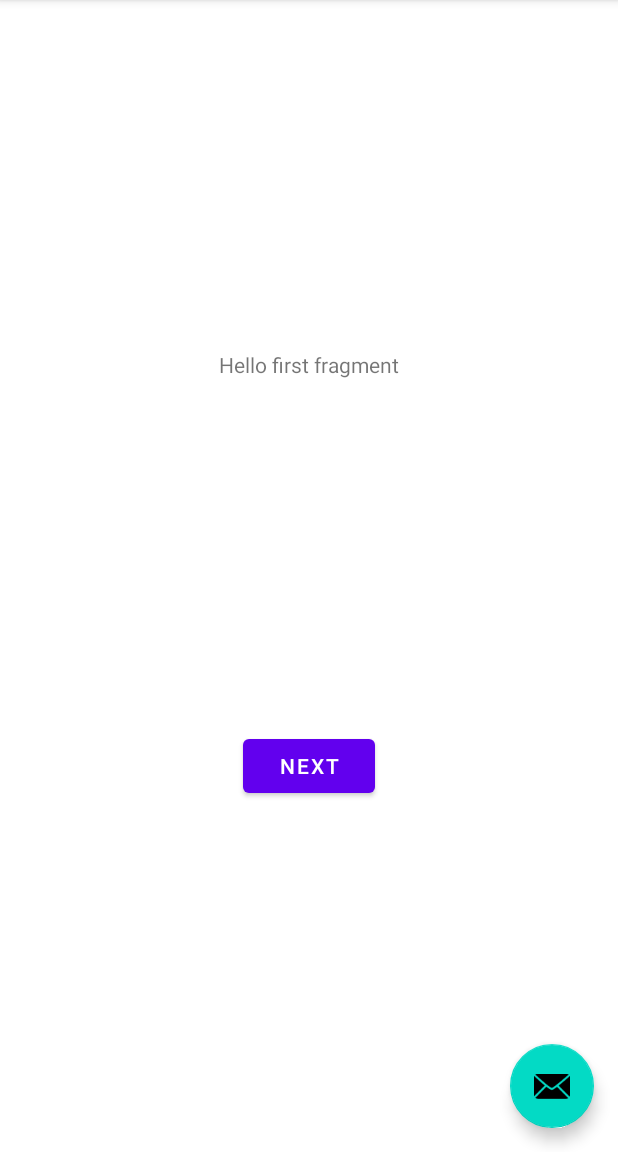
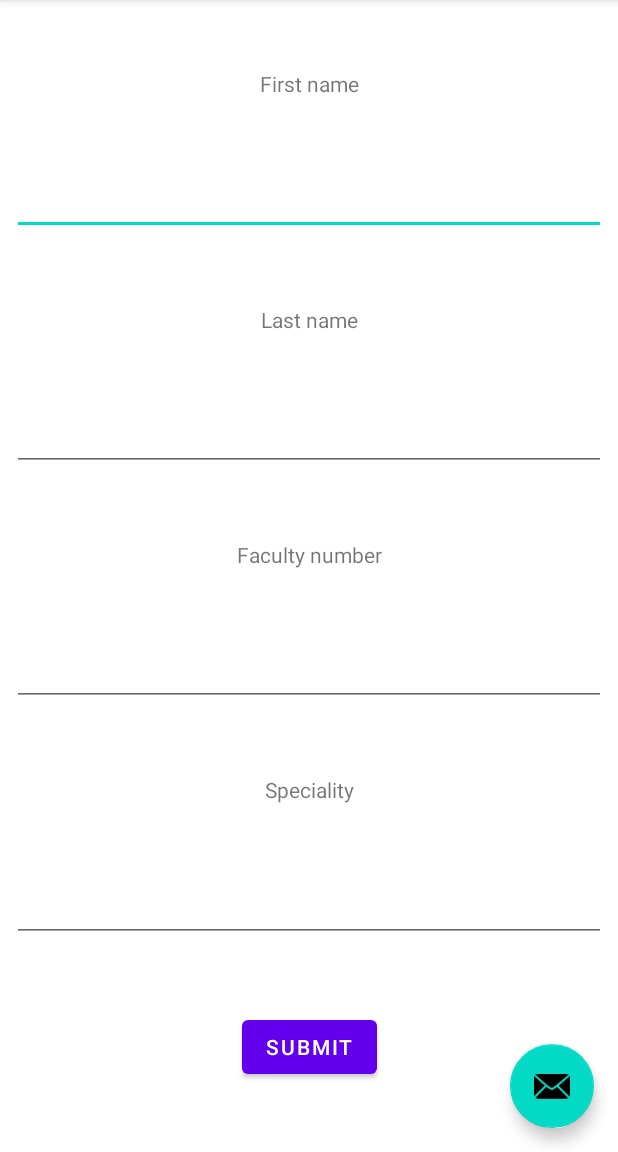
Before and after one commit to ETS-Android3/Erasmus_courses, an Android app: the screen it shows after launch (MainActivity), on a phone screen of 412 x 824 dp, the part 84-1236 px from its top. Run offline under Robolectric (Android 15) with nearby library versions, the phone set to English and light mode, and no system bars.

Commit message:
Task_1 fragment 1 layout preparation

```diff
--- a/Programming_for_Mobile_Internet_Devices/Task_1/app/src/main/java/com/example/task_1/FirstFragment.java
+++ b/Programming_for_Mobile_Internet_Devices/Task_1/app/src/main/java/com/example/task_1/FirstFragment.java
@@ -23,7 +23,7 @@ public class FirstFragment extends Fragment {
     public void onViewCreated(@NonNull View view, Bundle savedInstanceState) {
         super.onViewCreated(view, savedInstanceState);
 
-        view.findViewById(R.id.button_first).setOnClickListener(new View.OnClickListener() {
+        view.findViewById(R.id.buttonSubmitt).setOnClickListener(new View.OnClickListener() {
             @Override
             public void onClick(View view) {
                 NavHostFragment.findNavController(FirstFragment.this)
@@ -31,4 +31,6 @@ public class FirstFragment extends Fragment {
             }
         });
     }
+
+
 }
--- a/Programming_for_Mobile_Internet_Devices/Task_1/app/src/main/res/layout/fragment_first.xml
+++ b/Programming_for_Mobile_Internet_Devices/Task_1/app/src/main/res/layout/fragment_first.xml
@@ -6,23 +6,139 @@
     android:layout_height="match_parent"
     tools:context=".FirstFragment">
 
+<!--    <TextView-->
+<!--        android:id="@+id/textview_first"-->
+<!--        android:layout_width="wrap_content"-->
+<!--        android:layout_height="wrap_content"-->
+<!--        android:text="@string/hello_first_fragment"-->
+<!--        app:layout_constraintBottom_toTopOf="@id/button_first"-->
+<!--        app:layout_constraintEnd_toEndOf="parent"-->
+<!--        app:layout_constraintStart_toStartOf="parent"-->
+<!--        app:layout_constraintTop_toTopOf="parent" />-->
+
+<!--    <Button-->
+<!--        android:id="@+id/button_first"-->
+<!--        android:layout_width="wrap_content"-->
+<!--        android:layout_height="wrap_content"-->
+<!--        android:text="@string/next"-->
+<!--        app:layout_constraintBottom_toBottomOf="parent"-->
+<!--        app:layout_constraintEnd_toEndOf="parent"-->
+<!--        app:layout_constraintStart_toStartOf="parent"-->
+<!--        app:layout_constraintTop_toBottomOf="@id/textview_first" />-->
+
     <TextView
-        android:id="@+id/textview_first"
+        android:id="@+id/textViewFirstName"
         android:layout_width="wrap_content"
         android:layout_height="wrap_content"
-        android:text="@string/hello_first_fragment"
-        app:layout_constraintBottom_toTopOf="@id/button_first"
+        android:text="@string/fragment1TextViewFirstNameLabel"
+        app:layout_constraintTop_toTopOf="parent"
         app:layout_constraintEnd_toEndOf="parent"
         app:layout_constraintStart_toStartOf="parent"
-        app:layout_constraintTop_toTopOf="parent" />
+        app:layout_constraintBottom_toTopOf="@id/editTextFirstName"
+        />
+
+
+    <EditText
+        android:id="@+id/editTextFirstName"
+        android:layout_width="0dp"
+        android:layout_marginStart="8dp"
+        android:layout_marginEnd="8dp"
+        android:layout_height="wrap_content"
+        app:layout_constraintTop_toBottomOf="@id/textViewFirstName"
+        app:layout_constraintEnd_toEndOf="parent"
+        app:layout_constraintStart_toStartOf="parent"
+        app:layout_constraintBottom_toTopOf="@id/textViewLastName"
+        />
+
+
+    <TextView
+        android:id="@+id/textViewLastName"
+        android:layout_width="wrap_content"
+        android:layout_height="wrap_content"
+        android:text="@string/fragment1TextViewLastNameLabel"
+        app:layout_constraintTop_toBottomOf="@id/editTextFirstName"
+        app:layout_constraintEnd_toEndOf="parent"
+        app:layout_constraintStart_toStartOf="parent"
+        app:layout_constraintBottom_toTopOf="@id/editTextLastName"
+        />
+
+
+    <EditText
+        android:id="@+id/editTextLastName"
+        android:layout_width="0dp"
+        android:layout_marginStart="8dp"
+        android:layout_marginEnd="8dp"
+        android:layout_height="wrap_content"
+        app:layout_constraintTop_toBottomOf="@id/textViewLastName"
+        app:layout_constraintEnd_toEndOf="parent"
+        app:layout_constraintStart_toStartOf="parent"
+        app:layout_constraintBottom_toTopOf="@id/textViewFacultyNumber"
+        />
+
+
+    <TextView
+        android:id="@+id/textViewFacultyNumber"
+        android:layout_width="wrap_content"
+        android:layout_height="wrap_content"
+        android:text="@string/fragment1TextViewFacultyNumberLabel"
+        app:layout_constraintTop_toBottomOf="@id/editTextLastName"
+        app:layout_constraintEnd_toEndOf="parent"
+        app:layout_constraintStart_toStartOf="parent"
+        app:layout_constraintBottom_toTopOf="@id/editTextFacultyNumber"
+        />
+
+
+    <EditText
+        android:id="@+id/editTextFacultyNumber"
+        android:layout_width="0dp"
+        android:layout_marginStart="8dp"
+        android:layout_marginEnd="8dp"
+        android:layout_height="wrap_content"
+        app:layout_constraintTop_toBottomOf="@id/textViewFacultyNumber"
+        app:layout_constraintEnd_toEndOf="parent"
+        app:layout_constraintStart_toStartOf="parent"
+        app:layout_constraintBottom_toTopOf="@id/textViewSpecialty"
+        />
+
+
+    <TextView
+        android:id="@+id/textViewSpecialty"
+        android:layout_width="wrap_content"
+        android:layout_height="wrap_content"
+        android:text="@string/fragment1TextViewSpecialtyLabel"
+        app:layout_constraintTop_toBottomOf="@id/editTextFacultyNumber"
+        app:layout_constraintEnd_toEndOf="parent"
+        app:layout_constraintStart_toStartOf="parent"
+        app:layout_constraintBottom_toTopOf="@id/editTextSpecialty"
+        />
+
+
+    <EditText
+        android:id="@+id/editTextSpecialty"
+        android:layout_width="0dp"
+        android:layout_marginStart="8dp"
+        android:layout_marginEnd="8dp"
+        android:layout_height="wrap_content"
+        app:layout_constraintTop_toBottomOf="@id/textViewSpecialty"
+        app:layout_constraintEnd_toEndOf="parent"
+        app:layout_constraintStart_toStartOf="parent"
+        app:layout_constraintBottom_toTopOf="@id/buttonSubmitt"
+        />
+
 
     <Button
-        android:id="@+id/button_first"
+        android:id="@+id/buttonSubmitt"
         android:layout_width="wrap_content"
         android:layout_height="wrap_content"
-        android:text="@string/next"
-        app:layout_constraintBottom_toBottomOf="parent"
+        android:text="@string/fragment1ButtonSubmittLabel"
+        app:layout_constraintTop_toBottomOf="@id/editTextSpecialty"
         app:layout_constraintEnd_toEndOf="parent"
         app:layout_constraintStart_toStartOf="parent"
-        app:layout_constraintTop_toBottomOf="@id/textview_first" />
+        app:layout_constraintBottom_toBottomOf="parent"
+        />
+
+
+
+
+
 </androidx.constraintlayout.widget.ConstraintLayout>
--- a/Programming_for_Mobile_Internet_Devices/Task_1/app/src/main/res/values/strings.xml
+++ b/Programming_for_Mobile_Internet_Devices/Task_1/app/src/main/res/values/strings.xml
@@ -9,4 +9,12 @@
 
     <string name="hello_first_fragment">Hello first fragment</string>
     <string name="hello_second_fragment">Hello second fragment. Arg: %1$s</string>
+
+    <!--  First fragment  -->
+    <string name="fragment1TextViewFirstNameLabel">First name</string>
+    <string name="fragment1TextViewLastNameLabel">Last name</string>
+    <string name="fragment1TextViewFacultyNumberLabel">Faculty number</string>
+    <string name="fragment1TextViewSpecialtyLabel">Speciality</string>
+    <string name="fragment1ButtonSubmittLabel">Submit</string>
+    <string name="xxx_label">XXXXXXX</string>
 </resources>
```
Also changed, not shown: 3 other files.
